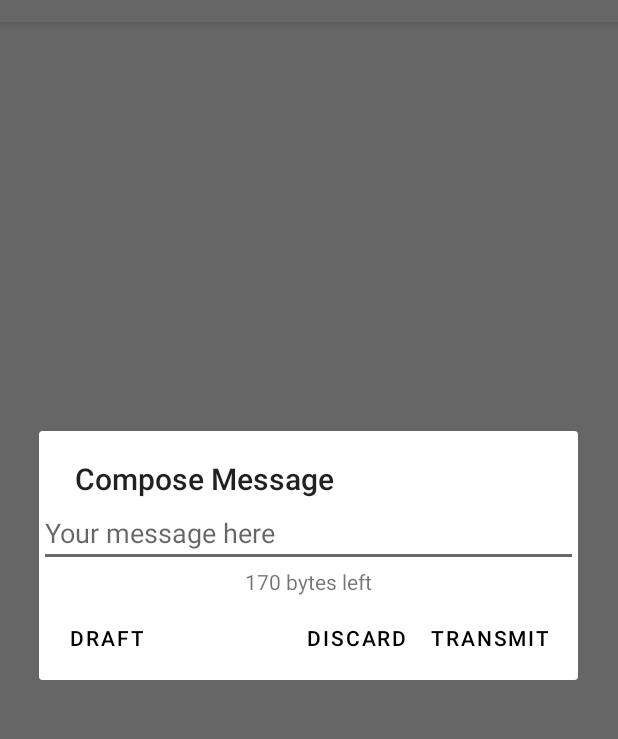
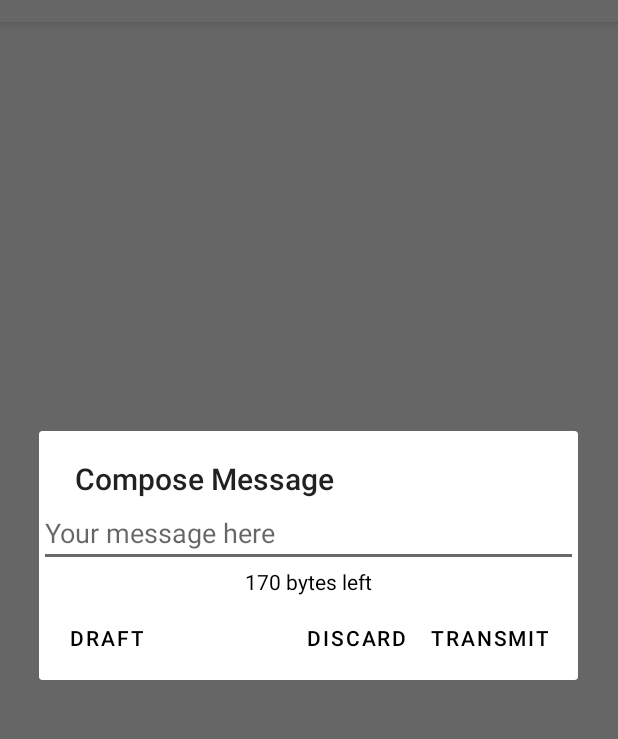
Before and after one commit to aicodix/rattlegram, an Android app: the screen it shows after launch (MainActivity), after a tap on "Compose", on a phone screen of 412 x 824 dp, the part 62-801 px from its top. Run offline under Robolectric (Android 15) with nearby library versions, the phone set to English and light mode, and no system bars; 3 statements that could not run were skipped.

Commit message:
change text color to red when over capacity

```diff
--- a/app/src/main/java/com/aicodix/rattlegram/MainActivity.java
+++ b/app/src/main/java/com/aicodix/rattlegram/MainActivity.java
@@ -20,6 +20,7 @@ import android.content.SharedPreferences;
 import android.content.pm.PackageManager;
 import android.content.res.ColorStateList;
 import android.graphics.Bitmap;
+import android.graphics.Color;
 import android.graphics.PorterDuff;
 import android.media.AudioFormat;
 import android.media.AudioManager;
@@ -913,6 +914,7 @@ public class MainActivity extends AppCompatActivity {
 		builder.setOnCancelListener(dialogInterface -> draft = edit.getText().toString());
 		AlertDialog dialog = builder.show();
 		TextView left = view.findViewById(R.id.capacity);
+		Context context = this;
 		edit.addTextChangedListener(new TextWatcher() {
 			@Override
 			public void beforeTextChanged(CharSequence charSequence, int i, int i1, int i2) {
@@ -925,10 +927,12 @@ public class MainActivity extends AppCompatActivity {
 				if (bytes > 170) {
 					int num = bytes - 170;
 					left.setText(getResources().getQuantityString(R.plurals.over_capacity, num, num));
+					left.setTextColor(Color.RED);
 					dialog.getButton(AlertDialog.BUTTON_POSITIVE).setEnabled(false);
 				} else {
 					int num = 170 - bytes;
 					left.setText(getResources().getQuantityString(R.plurals.bytes_left, num, num));
+					left.setTextColor(ContextCompat.getColor(context, R.color.tint));
 					dialog.getButton(AlertDialog.BUTTON_POSITIVE).setEnabled(true);
 				}
 			}
```
